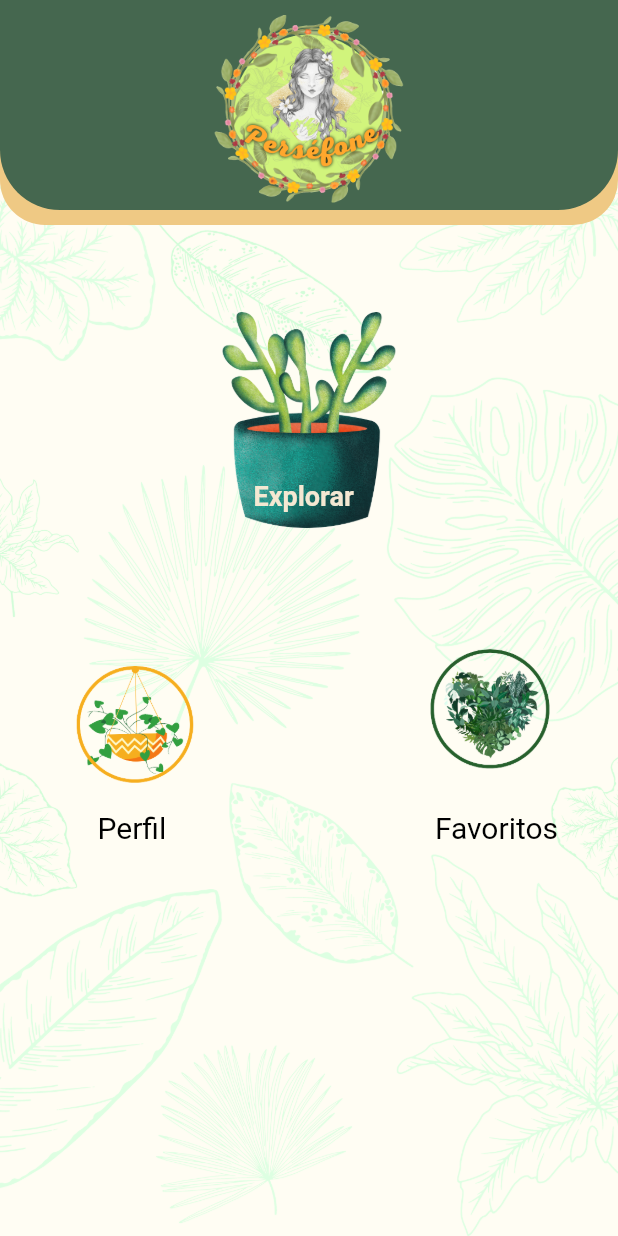
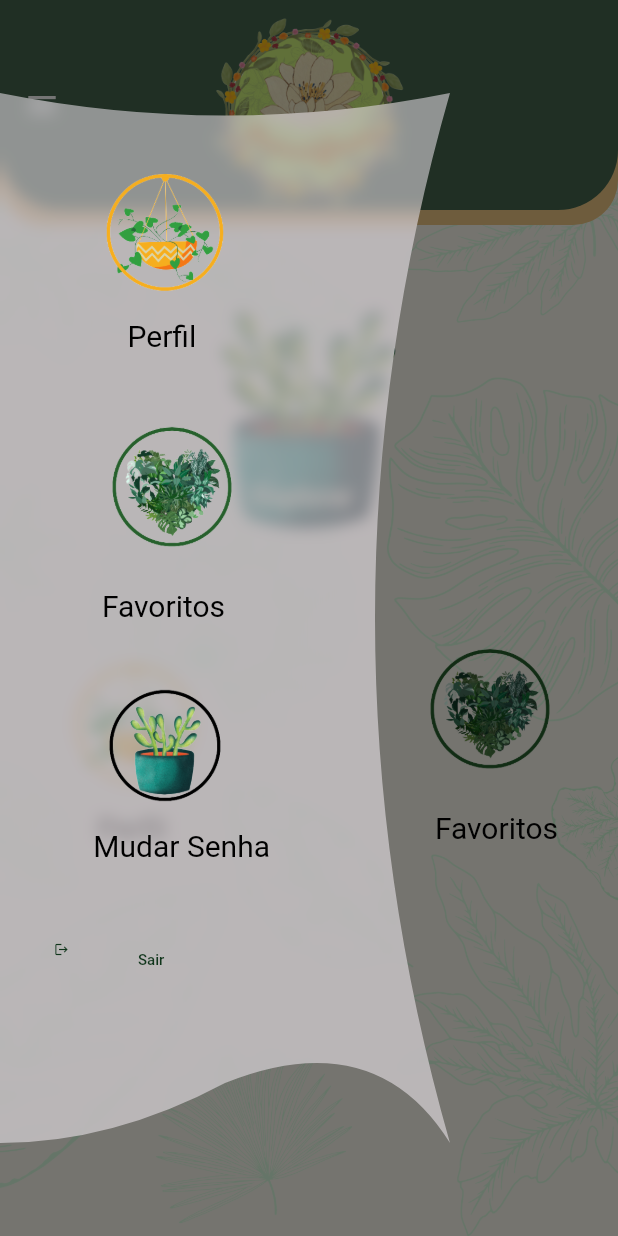
Before and after one commit to Balunka25/persefone, a Flutter app: the screen it shows after launch, with the side drawer open (before the commit the screen has no drawer), on a phone screen of 412 x 824 dp. Run offline on Flutter 3.47's test engine with Material 2 defaults, Android fonts, the phone set to English and light mode, and no system bars; our stand-ins replace cached_network_image, cloud_firestore, firebase_auth, firebase_core, firebase_storage, flutter_mobx and 5 more; accounts and stored records are empty; generated files the repository leaves out were written again.

Commit message:
Update drawer

```diff
--- /dev/null
+++ b/lib/core/widgets/stylish_drawer.dart
@@ -0,0 +1,174 @@
+import 'dart:ui';
+import 'package:flutter/material.dart';
+
+import 'package:persefone/design/my_colors.dart';
+import 'package:persefone/pages/home%20page/view/home_page.dart';
+import 'package:persefone/pages/login%20page/view/login_page.dart';
+
+class StylishDrawer extends StatefulWidget {
+  const StylishDrawer({Key? key}) : super(key: key);
+
+  @override
+  State<StylishDrawer> createState() => _StylishDrawerState();
+}
+
+class _StylishDrawerState extends State<StylishDrawer> {
+  @override
+  Widget build(BuildContext context) {
+    return ClipPath(
+      clipper: DrawerStyle(),
+      child: Container(
+        width: 300,
+        height: 700,
+        child: Stack(
+          children: <Widget>[
+            BackdropFilter(
+              filter: ImageFilter.blur(sigmaX: 5.0, sigmaY: 5.0),
+              child: Container(
+                decoration: BoxDecoration(
+                    color: const Color.fromARGB(255, 255, 247, 255)
+                        .withOpacity(0.5)),
+              ),
+            ),
+            Container(
+              margin: EdgeInsets.only(left: 20),
+              child: ListView(
+                children: <Widget>[
+                  InkWell(
+                    onTap: () {
+                      Navigator.push(
+                          context,
+                          MaterialPageRoute(
+                              builder: ((context) => const HomePage())));
+                    },
+                    child: Stack(
+                      children: [
+                        Container(
+                          width: 180,
+                          height: 180,
+                          decoration: const BoxDecoration(
+                            image: DecorationImage(
+                              image: AssetImage(
+                                  "lib/images/logo_profile_page.png"),
+                            ),
+                          ),
+                        ),
+                        Positioned(
+                            top: 150,
+                            left: 65,
+                            child: Text(
+                              "Perfil",
+                              style: Theme.of(context)
+                                  .textTheme
+                                  .headline3!
+                                  .copyWith(color: Colors.black),
+                            ))
+                      ],
+                    ),
+                  ),
+                  const Spacer(),
+                  InkWell(
+                    onTap: () {},
+                    child: Stack(
+                      children: [
+                        Container(
+                          width: 180,
+                          height: 180,
+                          decoration: const BoxDecoration(
+                            image: DecorationImage(
+                              image: AssetImage(
+                                  "lib/images/logo_favorite_page.png"),
+                            ),
+                          ),
+                        ),
+                        Positioned(
+                          top: 150,
+                          right: 150,
+                          child: Text(
+                            "Favoritos",
+
+                            style: Theme.of(context)
+                                .textTheme
+                                .headline3!
+                                .copyWith(color: Colors.black),
+                          ),
+                        ),
+                      ],
+                    ),
+                  ),
+                  const Spacer(),
+                  InkWell(
+                    onTap: () {},
+                    child: Stack(
+                      children: [
+                        Container(
+                          width: 180,
+                          height: 150,
+                          decoration: const BoxDecoration(
+                            image: DecorationImage(
+                              image: AssetImage(
+                                  "lib/images/explorar_icon.png"),
+                            ),
+                          ),
+                        ),
+                        Positioned(
+                          top: 130,
+                          right: 120,
+                          child: Text(
+                            "Mudar Senha",
+
+                            style: Theme.of(context)
+                                .textTheme
+                                .headline3!
+                                .copyWith(color: Colors.black),
+                          ),
+                        ),
+                      ],
+                    ),
+                  ),
+                  const SizedBox(height:40),
+                  ListTile(
+                    leading: const Icon(
+                      Icons.logout,
+                      color: MyColors.primarydark,
+                      size: 10,
+                    ),
+                    title: const Text("Sair",
+                        style: TextStyle(
+                            color: MyColors.primarydark, fontSize: 10)),
+                    onTap: () => Navigator.push(
+                        context,
+                        MaterialPageRoute(
+                          builder: (context) => const LoginPage(),
+                        ),),
+                  ),
+
+                ],
+              ),
+            )
+          ],
+        ),
+      ),
+    );
+  }
+}
+
+class DrawerStyle extends CustomClipper<Path> {
+  @override
+  Path getClip(Size size) {
+    Path path = Path();
+    path.lineTo(0, size.height);
+    path.quadraticBezierTo(
+        size.width / 4, size.height, size.width / 2, size.height - 40);
+    path.quadraticBezierTo(
+        size.width - 50, size.height - 80, size.width, size.height);
+    path.quadraticBezierTo(size.width - 100, size.height / 2, size.width, 0);
+    path.quadraticBezierTo(size.width / 2, 30, 0, 0);
+    return path;
+  }
+
+  @override
+  bool shouldReclip(covariant CustomClipper<Path> oldClipper) {
+    throw UnimplementedError();
+  }
+}
--- a/lib/pages/home page/view/home_page.dart
+++ b/lib/pages/home page/view/home_page.dart
@@ -1,4 +1,5 @@
 import 'package:flutter/material.dart';
+import 'package:persefone/core/widgets/stylish_drawer.dart';
 import 'package:persefone/pages/home%20page/view/widgets/custom_appbar.dart';
 
 import '../../profile page/view/profile_page.dart';
@@ -22,6 +23,7 @@ class _HomePageState extends State<HomePage> {
             image: AssetImage("lib/images/backgroud.png"), fit: BoxFit.cover),
       ),
       child: Scaffold(
+        drawer: const StylishDrawer(),
           backgroundColor: Colors.transparent,
           appBar: CustomAppbar(),
           body: Column(
```
Also changed, not shown: lib/pages/home page/view/widgets/custom_appbar.dart (+7 -0 lines), lib/images/explorar_icon.png (added), lib/images/logo.png, lib/images/planta_explorar.png.
